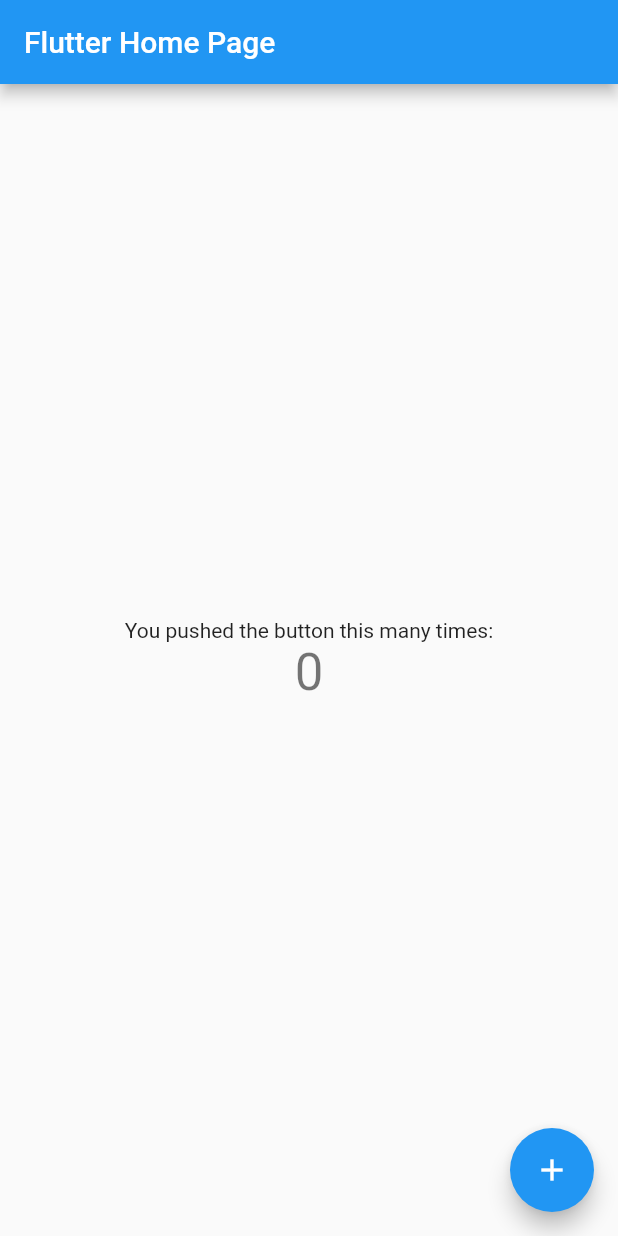
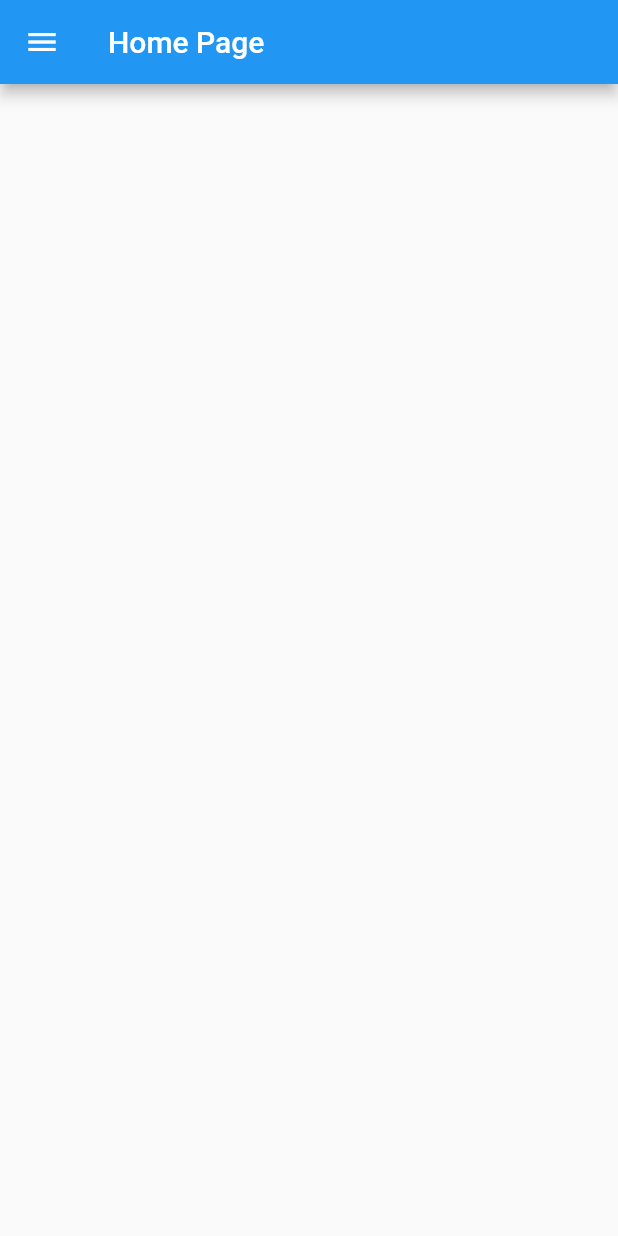
Before and after one commit to mdusaama0/flutter_practice, a Flutter app: the screen it shows after launch, on a phone screen of 412 x 824 dp. Run offline on Flutter 3.47's test engine with Material 2 defaults, Android fonts, the phone set to English and light mode, and no system bars.

Commit message:
day 2 commit

```diff
--- /dev/null
+++ b/lib/home_page.dart
@@ -0,0 +1,16 @@
+import 'package:flutter/material.dart';
+
+class HomePage extends StatelessWidget {
+  const HomePage({Key? key}) : super(key: key);
+
+  @override
+  Widget build(BuildContext context) {
+    return Scaffold(
+      appBar: AppBar(
+        title: Text("Home Page"),
+      ),
+      body: Center(),
+      drawer: Drawer(),
+    );
+  }
+}
--- a/lib/main.dart
+++ b/lib/main.dart
@@ -1,113 +1,15 @@
 import 'package:flutter/material.dart';
+import 'package:flutter_application_1/home_page.dart';
 
 void main() {
   runApp(MyApp());
 }
 
 class MyApp extends StatelessWidget {
-  // This widget is the root of your application.
   @override
   Widget build(BuildContext context) {
     return MaterialApp(
-      title: 'Flutter Demo',
-      theme: ThemeData(
-        // This is the theme of your application.
-        //
-        // Try running your application with "flutter run". You'll see the
-        // application has a blue toolbar. Then, without quitting the app, try
-        // changing the primarySwatch below to Colors.green and then invoke
-        // "hot reload" (press "r" in the console where you ran "flutter run",
-        // or simply save your changes to "hot reload" in a Flutter IDE).
-        // Notice that the counter didn't reset back to zero; the application
-        // is not restarted.
-        primarySwatch: Colors.blue,
-      ),
-      home: MyHomePage(title: 'Flutter Home Page'),
+      home: HomePage(),
     );
   }
 }
-
-class MyHomePage extends StatefulWidget {
-  MyHomePage({Key? key, required this.title}) : super(key: key);
-
-  // This widget is the home page of your application. It is stateful, meaning
-  // that it has a State object (defined below) that contains fields that affect
-  // how it looks.
-
-  // This class is the configuration for the state. It holds the values (in this
-  // case the title) provided by the parent (in this case the App widget) and
-  // used by the build method of the State. Fields in a Widget subclass are
-  // always marked "final".
-
-  final String title;
-
-  @override
-  _MyHomePageState createState() => _MyHomePageState();
-}
-
-class _MyHomePageState extends State<MyHomePage> {
-  int _counter = 0;
-
-  void _incrementCounter() {
-    setState(() {
-      // This call to setState tells the Flutter framework that something has
-      // changed in this State, which causes it to rerun the build method below
-      // so that the display can reflect the updated values. If we changed
-      // _counter without calling setState(), then the build method would not be
-      // called again, and so nothing would appear to happen.
-      _counter++;
-    });
-  }
-
-  @override
-  Widget build(BuildContext context) {
-    // This method is rerun every time setState is called, for instance as done
-    // by the _incrementCounter method above.
-    //
-    // The Flutter framework has been optimized to make rerunning build methods
-    // fast, so that you can just rebuild anything that needs updating rather
-    // than having to individually change instances of widgets.
-    return Scaffold(
-      appBar: AppBar(
-        // Here we take the value from the MyHomePage object that was created by
-        // the App.build method, and use it to set our appbar title.
-        title: Text(widget.title),
-      ),
-      body: Center(
-        // Center is a layout widget. It takes a single child and positions it
-        // in the middle of the parent.
-        child: Column(
-          // Column is also a layout widget. It takes a list of children and
-          // arranges them vertically. By default, it sizes itself to fit its
-          // children horizontally, and tries to be as tall as its parent.
-          //
-          // Invoke "debug painting" (press "p" in the console, choose the
-          // "Toggle Debug Paint" action from the Flutter Inspector in Android
-          // Studio, or the "Toggle Debug Paint" command in Visual Studio Code)
-          // to see the wireframe for each widget.
-          //
-          // Column has various properties to control how it sizes itself and
-          // how it positions its children. Here we use mainAxisAlignment to
-          // center the children vertically; the main axis here is the vertical
-          // axis because Columns are vertical (the cross axis would be
-          // horizontal).
-          mainAxisAlignment: MainAxisAlignment.center,
-          children: <Widget>[
-            Text(
-              'You pushed the button this many times:',
-            ),
-            Text(
-              '$_counter',
-              style: Theme.of(context).textTheme.headline4,
-            ),
-          ],
-        ),
-      ),
-      floatingActionButton: FloatingActionButton(
-        onPressed: _incrementCounter,
-        tooltip: 'Increment',
-        child: Icon(Icons.add),
-      ), // This trailing comma makes auto-formatting nicer for build methods.
-    );
-  }
-}
```
